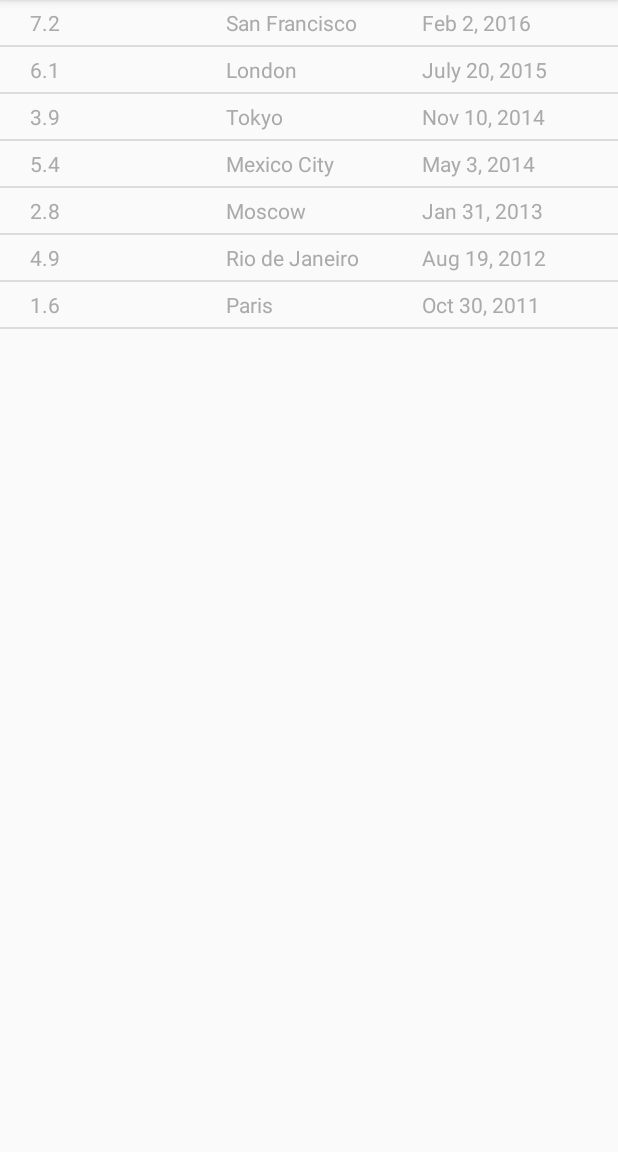
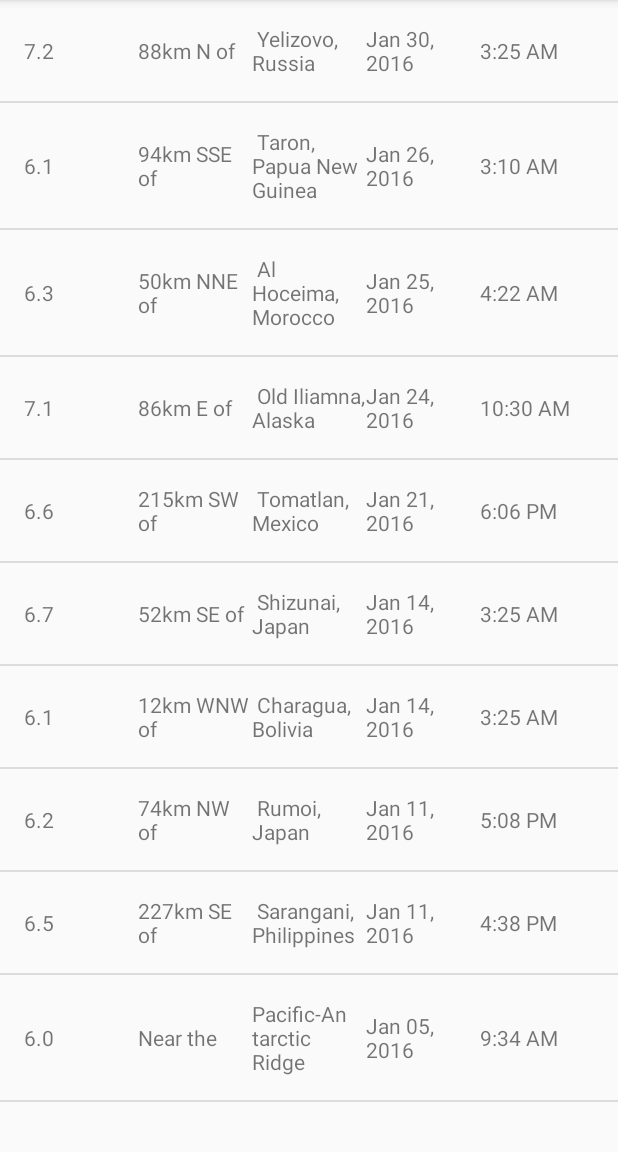
Before and after one commit to toddskinner/quakereport, an Android app: the screen it shows after launch (EarthquakeActivity), on a phone screen of 412 x 824 dp, the part 84-1236 px from its top. Run offline under Robolectric (Android 15) with nearby library versions, the phone set to English and light mode, and no system bars.

```diff
--- a/app/src/main/java/com/example/android/quakereport/Earthquake.java
+++ b/app/src/main/java/com/example/android/quakereport/Earthquake.java
@@ -1,4 +1,9 @@
 package com.example.android.quakereport;
+
+import java.util.Date;
+import java.text.SimpleDateFormat;
+import static com.example.android.quakereport.R.id.date;
+import static com.example.android.quakereport.R.id.magnitude;
 
 /**
  * Created by toddskinner on 11/4/16.
@@ -7,9 +12,9 @@ package com.example.android.quakereport;
 public class Earthquake {
     private String mLocation;
     private double mMagnitude;
-    private String mDate;
+    private Long mDate;
 
-    public Earthquake (double magnitude, String location, String date){
+    public Earthquake (double magnitude, String location, Long date){
         mLocation = location;
         mDate = date;
         mMagnitude = magnitude;
@@ -23,7 +28,7 @@ public class Earthquake {
         return mMagnitude;
     }
 
-    public String getDate(){
+    public Long getDate(){
         return mDate;
     }
 }
--- a/app/src/main/java/com/example/android/quakereport/EarthquakeActivity.java
+++ b/app/src/main/java/com/example/android/quakereport/EarthquakeActivity.java
@@ -33,14 +33,7 @@ public class EarthquakeActivity extends AppCompatActivity {
         setContentView(R.layout.earthquake_activity);
 
         // Create a fake list of earthquake locations.
-        ArrayList<Earthquake> earthquakes = new ArrayList<Earthquake>();
-        earthquakes.add(new Earthquake(7.2, "San Francisco", "Feb 2, 2016"));
-        earthquakes.add(new Earthquake(6.1, "London", "July 20, 2015"));
-        earthquakes.add(new Earthquake(3.9, "Tokyo", "Nov 10, 2014"));
-        earthquakes.add(new Earthquake(5.4, "Mexico City", "May 3, 2014"));
-        earthquakes.add(new Earthquake(2.8, "Moscow", "Jan 31, 2013"));
-        earthquakes.add(new Earthquake(4.9, "Rio de Janeiro", "Aug 19, 2012"));
-        earthquakes.add(new Earthquake(1.6, "Paris", "Oct 30, 2011"));
+        ArrayList<Earthquake> earthquakes = QueryUtils.extractEarthquakes();
 
         EarthquakeListAdapter adapter = new EarthquakeListAdapter(this, earthquakes);
         ListView listView = (ListView) findViewById(R.id.list);
--- a/app/src/main/java/com/example/android/quakereport/EarthquakeListAdapter.java
+++ b/app/src/main/java/com/example/android/quakereport/EarthquakeListAdapter.java
@@ -8,7 +8,14 @@ import android.view.ViewGroup;
 import android.widget.ArrayAdapter;
 import android.widget.TextView;
 
+import java.text.DecimalFormat;
+import java.text.SimpleDateFormat;
 import java.util.ArrayList;
+import java.util.Date;
+
+import static android.R.attr.format;
+import static com.example.android.quakereport.R.id.date;
+import static com.example.android.quakereport.R.id.time;
 
 /**
  * Created by toddskinner on 11/4/16.
@@ -30,14 +37,53 @@ public class EarthquakeListAdapter extends ArrayAdapter<Earthquake> {
         Earthquake currentEarthquake = getItem(position);
 
         TextView magnitudeTextView = (TextView) convertView.findViewById(R.id.magnitude);
-        magnitudeTextView.setText(String.valueOf(currentEarthquake.getMagnitude()));
+        DecimalFormat formatter = new DecimalFormat("0.0");
+        String output = formatter.format(currentEarthquake.getMagnitude());
+        magnitudeTextView.setText(String.valueOf(output));
 
-        TextView locationTextView = (TextView) convertView.findViewById(R.id.location);
-        locationTextView.setText(currentEarthquake.getLocation());
+        TextView locationOffsetTextView = (TextView) convertView.findViewById(R.id.locationOffset);
+        String locationOffset = getLocationOffset(currentEarthquake.getLocation());
+        locationOffsetTextView.setText(locationOffset);
 
-        TextView dateTextView = (TextView) convertView.findViewById(R.id.date);
-        dateTextView.setText(currentEarthquake.getDate());
+        TextView primaryLocationTextView = (TextView) convertView.findViewById(R.id.primaryLocation);
+        String primaryLocation = getPrimaryLocation(currentEarthquake.getLocation());
+        primaryLocationTextView.setText(primaryLocation);
+
+        Date dateObject = new Date(currentEarthquake.getDate());
+        TextView dateTextView = (TextView) convertView.findViewById(date);
+        String formattedDate = formatDate(dateObject);
+        dateTextView.setText(formattedDate);
+
+        TextView timeTextView = (TextView) convertView.findViewById(time);
+        String formattedTime = formatTime(dateObject);
+        timeTextView.setText(formattedTime);
 
         return convertView;
     }
+
+    public String formatDate(Date dateObject){
+        SimpleDateFormat dateFormatter = new SimpleDateFormat("MMM DD, yyyy");
+        return dateFormatter.format(dateObject);
+    }
+
+    public String formatTime(Date dateObject){
+        SimpleDateFormat dateFormatter = new SimpleDateFormat("h:mm a");
+        return dateFormatter.format(dateObject);
+    }
+
+    public String getLocationOffset(String location){
+        if(location.contains("km")){
+            return location.substring(0, location.lastIndexOf("f") + 1);
+        } else {
+            return "Near the";
+        }
+    }
+
+    public String getPrimaryLocation(String location){
+        if(location.contains("km")){
+            return location.substring(location.lastIndexOf("f") + 1, location.length());
+        } else {
+            return location;
+        }
+    }
 }
--- /dev/null
+++ b/app/src/main/java/com/example/android/quakereport/QueryUtils.java
@@ -0,0 +1,83 @@
+package com.example.android.quakereport;
+
+/**
+ * Created by toddskinner on 11/4/16.
+ */
+
+import android.util.Log;
+
+import org.json.JSONArray;
+import org.json.JSONException;
+import org.json.JSONObject;
+
+import java.util.ArrayList;
+
+import static android.R.attr.id;
+import static com.example.android.quakereport.R.id.date;
+
+/**
+ * Helper methods related to requesting and receiving earthquake data from USGS.
+ */
+public final class QueryUtils {
+
+    /** Sample JSON response for a USGS query */
+    private static final String SAMPLE_JSON_RESPONSE = "{\"type\":\"FeatureCollection\",\"metadata\":{\"generated\":1462295443000,\"url\":\"http://earthquake.usgs.gov/fdsnws/event/1/query?format=geojson&starttime=2016-01-01&endtime=2016-01-31&minmag=6&limit=10\",\"title\":\"USGS Earthquakes\",\"status\":200,\"api\":\"1.5.2\",\"limit\":10,\"offset\":1,\"count\":10},\"features\":[{\"type\":\"Feature\",\"properties\":{\"mag\":7.2,\"place\":\"88km N of Yelizovo, Russia\",\"time\":1454124312220,\"updated\":1460674294040,\"tz\":720,\"url\":\"http://earthquake.usgs.gov/earthquakes/eventpage/us20004vvx\",\"detail\":\"http://earthquake.usgs.gov/fdsnws/event/1/query?eventid=us20004vvx&format=geojson\",\"felt\":2,\"cdi\":3.4,\"mmi\":5.82,\"alert\":\"green\",\"status\":\"reviewed\",\"tsunami\":1,\"sig\":798,\"net\":\"us\",\"code\":\"20004vvx\",\"ids\":\",at00o1qxho,pt16030050,us20004vvx,gcmt20160130032510,\",\"sources\":\",at,pt,us,gcmt,\",\"types\":\",cap,dyfi,finite-fault,general-link,general-text,geoserve,impact-link,impact-text,losspager,moment-tensor,nearby-cities,origin,phase-data,shakemap,tectonic-summary,\",\"nst\":null,\"dmin\":0.958,\"rms\":1.19,\"gap\":17,\"magType\":\"mww\",\"type\":\"earthquake\",\"title\":\"M 7.2 - 88km N of Yelizovo, Russia\"},\"geometry\":{\"type\":\"Point\",\"coordinates\":[158.5463,53.9776,177]},\"id\":\"us20004vvx\"},\n" +
+            "{\"type\":\"Feature\",\"properties\":{\"mag\":6.1,\"place\":\"94km SSE of Taron, Papua New Guinea\",\"time\":1453777820750,\"updated\":1460156775040,\"tz\":600,\"url\":\"http://earthquake.usgs.gov/earthquakes/eventpage/us20004uks\",\"detail\":\"http://earthquake.usgs.gov/fdsnws/event/1/query?eventid=us20004uks&format=geojson\",\"felt\":null,\"cdi\":null,\"mmi\":4.1,\"alert\":\"green\",\"status\":\"reviewed\",\"tsunami\":1,\"sig\":572,\"net\":\"us\",\"code\":\"20004uks\",\"ids\":\",us20004uks,gcmt20160126031023,\",\"sources\":\",us,gcmt,\",\"types\":\",cap,geoserve,losspager,moment-tensor,nearby-cities,origin,phase-data,shakemap,tectonic-summary,\",\"nst\":null,\"dmin\":1.537,\"rms\":0.74,\"gap\":25,\"magType\":\"mww\",\"type\":\"earthquake\",\"title\":\"M 6.1 - 94km SSE of Taron, Papua New Guinea\"},\"geometry\":{\"type\":\"Point\",\"coordinates\":[153.2454,-5.2952,26]},\"id\":\"us20004uks\"},\n" +
+            "{\"type\":\"Feature\",\"properties\":{\"mag\":6.3,\"place\":\"50km NNE of Al Hoceima, Morocco\",\"time\":1453695722730,\"updated\":1460156773040,\"tz\":0,\"url\":\"http://earthquake.usgs.gov/earthquakes/eventpage/us10004gy9\",\"detail\":\"http://earthquake.usgs.gov/fdsnws/event/1/query?eventid=us10004gy9&format=geojson\",\"felt\":117,\"cdi\":7.2,\"mmi\":5.28,\"alert\":\"green\",\"status\":\"reviewed\",\"tsunami\":0,\"sig\":695,\"net\":\"us\",\"code\":\"10004gy9\",\"ids\":\",us10004gy9,gcmt20160125042203,\",\"sources\":\",us,gcmt,\",\"types\":\",cap,dyfi,geoserve,impact-text,losspager,moment-tensor,nearby-cities,origin,phase-data,shakemap,tectonic-summary,\",\"nst\":null,\"dmin\":2.201,\"rms\":0.92,\"gap\":20,\"magType\":\"mww\",\"type\":\"earthquake\",\"title\":\"M 6.3 - 50km NNE of Al Hoceima, Morocco\"},\"geometry\":{\"type\":\"Point\",\"coordinates\":[-3.6818,35.6493,12]},\"id\":\"us10004gy9\"},\n" +
+            "{\"type\":\"Feature\",\"properties\":{\"mag\":7.1,\"place\":\"86km E of Old Iliamna, Alaska\",\"time\":1453631430230,\"updated\":1460156770040,\"tz\":-540,\"url\":\"http://earthquake.usgs.gov/earthquakes/eventpage/us10004gqp\",\"detail\":\"http://earthquake.usgs.gov/fdsnws/event/1/query?eventid=us10004gqp&format=geojson\",\"felt\":1816,\"cdi\":7.2,\"mmi\":6.6,\"alert\":\"green\",\"status\":\"reviewed\",\"tsunami\":1,\"sig\":1496,\"net\":\"us\",\"code\":\"10004gqp\",\"ids\":\",at00o1gd6r,us10004gqp,ak12496371,gcmt20160124103030,\",\"sources\":\",at,us,ak,gcmt,\",\"types\":\",cap,dyfi,finite-fault,general-link,general-text,geoserve,impact-link,impact-text,losspager,moment-tensor,nearby-cities,origin,phase-data,shakemap,tectonic-summary,trump-origin,\",\"nst\":null,\"dmin\":0.72,\"rms\":2.11,\"gap\":19,\"magType\":\"mww\",\"type\":\"earthquake\",\"title\":\"M 7.1 - 86km E of Old Iliamna, Alaska\"},\"geometry\":{\"type\":\"Point\",\"coordinates\":[-153.4051,59.6363,129]},\"id\":\"us10004gqp\"},\n" +
+            "{\"type\":\"Feature\",\"properties\":{\"mag\":6.6,\"place\":\"215km SW of Tomatlan, Mexico\",\"time\":1453399617650,\"updated\":1459963829040,\"tz\":-420,\"url\":\"http://earthquake.usgs.gov/earthquakes/eventpage/us10004g4l\",\"detail\":\"http://earthquake.usgs.gov/fdsnws/event/1/query?eventid=us10004g4l&format=geojson\",\"felt\":11,\"cdi\":2.7,\"mmi\":3.92,\"alert\":\"green\",\"status\":\"reviewed\",\"tsunami\":1,\"sig\":673,\"net\":\"us\",\"code\":\"10004g4l\",\"ids\":\",at00o1bebo,pt16021050,us10004g4l,gcmt20160121180659,\",\"sources\":\",at,pt,us,gcmt,\",\"types\":\",cap,dyfi,geoserve,impact-link,impact-text,losspager,moment-tensor,nearby-cities,origin,phase-data,shakemap,tectonic-summary,\",\"nst\":null,\"dmin\":2.413,\"rms\":0.98,\"gap\":74,\"magType\":\"mww\",\"type\":\"earthquake\",\"title\":\"M 6.6 - 215km SW of Tomatlan, Mexico\"},\"geometry\":{\"type\":\"Point\",\"coordinates\":[-106.9337,18.8239,10]},\"id\":\"us10004g4l\"},\n" +
+            "{\"type\":\"Feature\",\"properties\":{\"mag\":6.7,\"place\":\"52km SE of Shizunai, Japan\",\"time\":1452741933640,\"updated\":1459304879040,\"tz\":540,\"url\":\"http://earthquake.usgs.gov/earthquakes/eventpage/us10004ebx\",\"detail\":\"http://earthquake.usgs.gov/fdsnws/event/1/query?eventid=us10004ebx&format=geojson\",\"felt\":51,\"cdi\":5.8,\"mmi\":6.45,\"alert\":\"green\",\"status\":\"reviewed\",\"tsunami\":1,\"sig\":720,\"net\":\"us\",\"code\":\"10004ebx\",\"ids\":\",us10004ebx,pt16014050,at00o0xauk,gcmt20160114032534,\",\"sources\":\",us,pt,at,gcmt,\",\"types\":\",associate,cap,dyfi,geoserve,impact-link,impact-text,losspager,moment-tensor,nearby-cities,origin,phase-data,shakemap,\",\"nst\":null,\"dmin\":0.281,\"rms\":0.98,\"gap\":22,\"magType\":\"mww\",\"type\":\"earthquake\",\"title\":\"M 6.7 - 52km SE of Shizunai, Japan\"},\"geometry\":{\"type\":\"Point\",\"coordinates\":[142.781,41.9723,46]},\"id\":\"us10004ebx\"},\n" +
+            "{\"type\":\"Feature\",\"properties\":{\"mag\":6.1,\"place\":\"12km WNW of Charagua, Bolivia\",\"time\":1452741928270,\"updated\":1459304879040,\"tz\":-240,\"url\":\"http://earthquake.usgs.gov/earthquakes/eventpage/us10004ebw\",\"detail\":\"http://earthquake.usgs.gov/fdsnws/event/1/query?eventid=us10004ebw&format=geojson\",\"felt\":3,\"cdi\":2.2,\"mmi\":2.21,\"alert\":\"green\",\"status\":\"reviewed\",\"tsunami\":0,\"sig\":573,\"net\":\"us\",\"code\":\"10004ebw\",\"ids\":\",us10004ebw,gcmt20160114032528,\",\"sources\":\",us,gcmt,\",\"types\":\",cap,dyfi,geoserve,impact-text,losspager,moment-tensor,nearby-cities,origin,phase-data,shakemap,tectonic-summary,\",\"nst\":null,\"dmin\":5.492,\"rms\":1.04,\"gap\":16,\"magType\":\"mww\",\"type\":\"earthquake\",\"title\":\"M 6.1 - 12km WNW of Charagua, Bolivia\"},\"geometry\":{\"type\":\"Point\",\"coordinates\":[-63.3288,-19.7597,582.56]},\"id\":\"us10004ebw\"},\n" +
+            "{\"type\":\"Feature\",\"properties\":{\"mag\":6.2,\"place\":\"74km NW of Rumoi, Japan\",\"time\":1452532083920,\"updated\":1459304875040,\"tz\":540,\"url\":\"http://earthquake.usgs.gov/earthquakes/eventpage/us10004djn\",\"detail\":\"http://earthquake.usgs.gov/fdsnws/event/1/query?eventid=us10004djn&format=geojson\",\"felt\":8,\"cdi\":3.4,\"mmi\":3.74,\"alert\":\"green\",\"status\":\"reviewed\",\"tsunami\":0,\"sig\":594,\"net\":\"us\",\"code\":\"10004djn\",\"ids\":\",us10004djn,gcmt20160111170803,\",\"sources\":\",us,gcmt,\",\"types\":\",cap,dyfi,geoserve,impact-text,losspager,moment-tensor,nearby-cities,origin,phase-data,shakemap,tectonic-summary,\",\"nst\":null,\"dmin\":1.139,\"rms\":0.96,\"gap\":33,\"magType\":\"mww\",\"type\":\"earthquake\",\"title\":\"M 6.2 - 74km NW of Rumoi, Japan\"},\"geometry\":{\"type\":\"Point\",\"coordinates\":[141.0867,44.4761,238.81]},\"id\":\"us10004djn\"},\n" +
+            "{\"type\":\"Feature\",\"properties\":{\"mag\":6.5,\"place\":\"227km SE of Sarangani, Philippines\",\"time\":1452530285900,\"updated\":1459304874040,\"tz\":480,\"url\":\"http://earthquake.usgs.gov/earthquakes/eventpage/us10004dj5\",\"detail\":\"http://earthquake.usgs.gov/fdsnws/event/1/query?eventid=us10004dj5&format=geojson\",\"felt\":1,\"cdi\":2.7,\"mmi\":7.5,\"alert\":\"green\",\"status\":\"reviewed\",\"tsunami\":1,\"sig\":650,\"net\":\"us\",\"code\":\"10004dj5\",\"ids\":\",at00o0srjp,pt16011050,us10004dj5,gcmt20160111163807,\",\"sources\":\",at,pt,us,gcmt,\",\"types\":\",cap,dyfi,geoserve,impact-link,impact-text,losspager,moment-tensor,nearby-cities,origin,phase-data,shakemap,tectonic-summary,\",\"nst\":null,\"dmin\":3.144,\"rms\":0.72,\"gap\":22,\"magType\":\"mww\",\"type\":\"earthquake\",\"title\":\"M 6.5 - 227km SE of Sarangani, Philippines\"},\"geometry\":{\"type\":\"Point\",\"coordinates\":[126.8621,3.8965,13]},\"id\":\"us10004dj5\"},\n" +
+            "{\"type\":\"Feature\",\"properties\":{\"mag\":6,\"place\":\"Pacific-Antarctic Ridge\",\"time\":1451986454620,\"updated\":1459202978040,\"tz\":-540,\"url\":\"http://earthquake.usgs.gov/earthquakes/eventpage/us10004bgk\",\"detail\":\"http://earthquake.usgs.gov/fdsnws/event/1/query?eventid=us10004bgk&format=geojson\",\"felt\":0,\"cdi\":1,\"mmi\":0,\"alert\":\"green\",\"status\":\"reviewed\",\"tsunami\":0,\"sig\":554,\"net\":\"us\",\"code\":\"10004bgk\",\"ids\":\",us10004bgk,gcmt20160105093415,\",\"sources\":\",us,gcmt,\",\"types\":\",cap,dyfi,geoserve,losspager,moment-tensor,nearby-cities,origin,phase-data,shakemap,\",\"nst\":null,\"dmin\":30.75,\"rms\":0.67,\"gap\":71,\"magType\":\"mww\",\"type\":\"earthquake\",\"title\":\"M 6.0 - Pacific-Antarctic Ridge\"},\"geometry\":{\"type\":\"Point\",\"coordinates\":[-136.2603,-54.2906,10]},\"id\":\"us10004bgk\"}],\"bbox\":[-153.4051,-54.2906,10,158.5463,59.6363,582.56]}";
+
+    /**
+     * Create a private constructor because no one should ever create a {@link QueryUtils} object.
+     * This class is only meant to hold static variables and methods, which can be accessed
+     * directly from the class name QueryUtils (and an object instance of QueryUtils is not needed).
+     */
+    private QueryUtils() {
+    }
+
+    /**
+     * Return a list of {@link Earthquake} objects that has been built up from
+     * parsing a JSON response.
+     */
+    public static ArrayList<Earthquake> extractEarthquakes() {
+
+        // Create an empty ArrayList that we can start adding earthquakes to
+        ArrayList<Earthquake> earthquakes = new ArrayList<>();
+
+        // Try to parse the SAMPLE_JSON_RESPONSE. If there's a problem with the way the JSON
+        // is formatted, a JSONException exception object will be thrown.
+        // Catch the exception so the app doesn't crash, and print the error message to the logs.
+        try {
+
+            // TODO: Parse the response given by the SAMPLE_JSON_RESPONSE string and
+            // build up a list of Earthquake objects with the corresponding data.
+            JSONObject queryObject = new JSONObject(SAMPLE_JSON_RESPONSE);
+            JSONArray featuresArray = queryObject.getJSONArray("features");
+
+            for(int i =0; i < featuresArray.length(); i++){
+                JSONObject jsonEarthquake = featuresArray.getJSONObject(i);
+                JSONObject jsonEarthquakeProperties = jsonEarthquake.getJSONObject("properties");
+                double mag = jsonEarthquakeProperties.getDouble("mag");
+                String location = jsonEarthquakeProperties.getString("place");
+                long date = jsonEarthquakeProperties.getLong("time");
+                earthquakes.add(new Earthquake(mag, location, date));
+            }
+
+
+        } catch (JSONException e) {
+            // If an error is thrown when executing any of the above statements in the "try" block,
+            // catch the exception here, so the app doesn't crash. Print a log message
+            // with the message from the exception.
+            Log.e("QueryUtils", "Problem parsing the earthquake JSON results", e);
+        }
+
+        // Return the list of earthquakes
+        return earthquakes;
+    }
+
+}
--- a/app/src/main/res/layout/earthquake.xml
+++ b/app/src/main/res/layout/earthquake.xml
@@ -4,31 +4,36 @@
     android:layout_width="match_parent"
     android:layout_height="match_parent"
     android:gravity="center_vertical"
-    android:minHeight="@dimen/list_item_height">
+    android:padding="16dp">
 
     <TextView
         android:layout_width="0dp"
         android:layout_height="wrap_content"
         android:layout_weight="1"
-        android:layout_marginLeft="20dp"
-        android:textAppearance="?android:textAppearanceSmall"
-        android:textColor="@android:color/darker_gray"
         android:id="@+id/magnitude"/>
 
     <TextView
         android:layout_width="0dp"
         android:layout_height="wrap_content"
         android:layout_weight="1"
-        android:textAppearance="?android:textAppearanceSmall"
-        android:textColor="@android:color/darker_gray"
-        android:id="@+id/location"/>
+        android:id="@+id/locationOffset"/>
 
     <TextView
         android:layout_width="0dp"
         android:layout_height="wrap_content"
         android:layout_weight="1"
-        android:textAppearance="?android:textAppearanceSmall"
-        android:textColor="@android:color/darker_gray"
+        android:id="@+id/primaryLocation"/>
+
+    <TextView
+        android:layout_width="0dp"
+        android:layout_height="wrap_content"
+        android:layout_weight="1"
         android:id="@+id/date"/>
 
+    <TextView
+        android:id="@+id/time"
+        android:layout_width="0dp"
+        android:layout_height="wrap_content"
+        android:layout_weight="1" />
+
 </LinearLayout>
```
